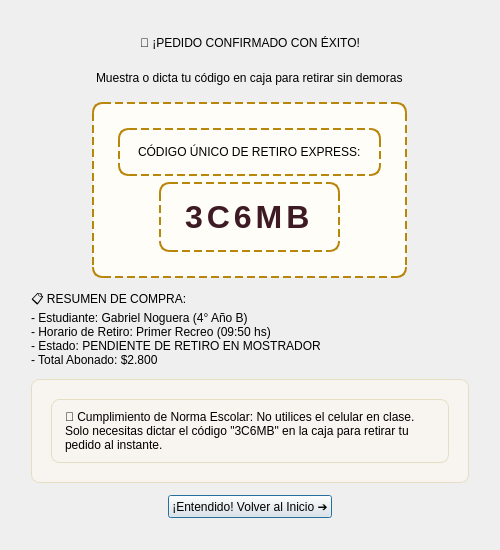
Above: app/comprobantedialog.ui from gabrielnogueramelendez-cpu/Qt-creator-Berea before the change. Below: the same form after it.
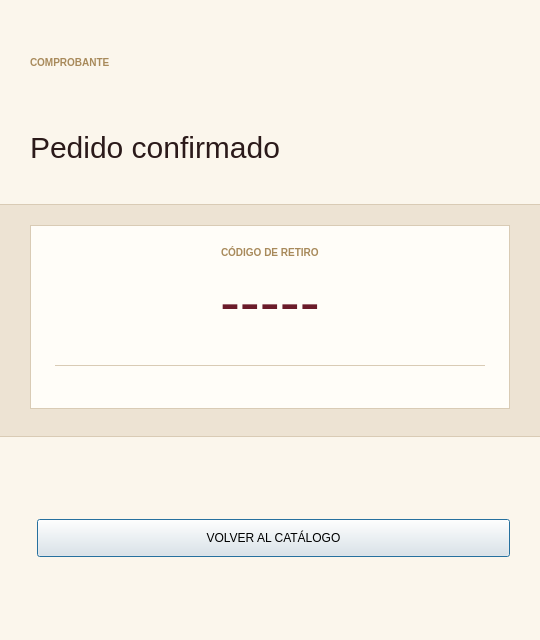
That is the form after the change.

The edit to the form file:
```diff
--- a/app/comprobantedialog.ui
+++ b/app/comprobantedialog.ui
@@ -2,114 +2,113 @@
 <ui version="4.0">
  <class>ComprobanteDialog</class>
  <widget class="QDialog" name="ComprobanteDialog">
-  <property name="geometry">
-   <rect>
-    <x>0</x>
-    <y>0</y>
-    <width>500</width>
-    <height>550</height>
-   </rect>
-  </property>
-  <property name="windowTitle">
-   <string>Comprobante de Pedido - El Buffet de Alejandro</string>
-  </property>
-  <layout class="QVBoxLayout" name="verticalLayout">
+  <property name="geometry"><rect><x>0</x><y>0</y><width>540</width><height>640</height></rect></property>
+  <property name="windowTitle"><string>Comprobante - El Buffet de Alejandro</string></property>
+  <layout class="QVBoxLayout" name="layoutComprobante">
+   <property name="spacing"><number>0</number></property>
+   <property name="leftMargin"><number>0</number></property>
+   <property name="topMargin"><number>0</number></property>
+   <property name="rightMargin"><number>0</number></property>
+   <property name="bottomMargin"><number>0</number></property>
    <item>
-    <widget class="QFrame" name="cardReceipt">
-     <layout class="QVBoxLayout" name="layoutReceipt">
-      <property name="spacing">
-       <number>12</number>
-      </property>
-      <property name="leftMargin">
-       <number>20</number>
-      </property>
-      <property name="topMargin">
-       <number>20</number>
-      </property>
-      <property name="rightMargin">
-       <number>20</number>
-      </property>
-      <property name="bottomMargin">
-       <number>20</number>
-      </property>
-      <item alignment="Qt::AlignCenter">
-       <widget class="QLabel" name="lblLogoTitle">
-        <property name="text">
-         <string>🎉 ¡PEDIDO CONFIRMADO CON ÉXITO!</string>
-        </property>
+    <widget class="QFrame" name="headerFrame">
+     <property name="styleSheet"><string>#headerFrame { background-color: #FBF6EC; border-bottom: 1px solid #D9CBB5; }</string></property>
+     <layout class="QVBoxLayout" name="layoutHeader">
+      <property name="spacing"><number>2</number></property>
+      <property name="leftMargin"><number>30</number></property>
+      <property name="topMargin"><number>20</number></property>
+      <property name="rightMargin"><number>30</number></property>
+      <property name="bottomMargin"><number>16</number></property>
+      <item>
+       <widget class="QLabel" name="lblEtiqueta">
+        <property name="text"><string>COMPROBANTE</string></property>
+        <property name="styleSheet"><string>font-size: 10px; font-weight: bold; color: #A88A5B;</string></property>
        </widget>
       </item>
-      <item alignment="Qt::AlignCenter">
-       <widget class="QLabel" name="lblSubtitle">
-        <property name="text">
-         <string>Muestra o dicta tu código en caja para retirar sin demoras</string>
-        </property>
+      <item>
+       <widget class="QLabel" name="lblTitulo">
+        <property name="text"><string>Pedido confirmado</string></property>
+        <property name="styleSheet"><string>font-family: 'Sitka Banner', 'Palatino Linotype', Georgia; font-size: 30px; color: #2B1A1A;</string></property>
        </widget>
       </item>
-      <item alignment="Qt::AlignCenter">
-       <widget class="QFrame" name="frameCode">
-        <property name="styleSheet">
-         <string>border: 2px dashed #B8860B; background-color: #FFFDF7; border-radius: 10px; padding: 15px;</string>
-        </property>
-        <layout class="QVBoxLayout" name="layoutCode">
-         <item alignment="Qt::AlignCenter">
-          <widget class="QLabel" name="lblCodeLabel">
-           <property name="text">
-            <string>CÓDIGO ÚNICO DE RETIRO EXPRESS:</string>
-           </property>
+     </layout>
+    </widget>
+   </item>
+   <item>
+    <widget class="QFrame" name="bodyFrame">
+     <property name="styleSheet"><string>#bodyFrame { background-color: #EDE3D3; }</string></property>
+     <layout class="QVBoxLayout" name="layoutBody">
+      <property name="leftMargin"><number>30</number></property>
+      <property name="topMargin"><number>20</number></property>
+      <property name="rightMargin"><number>30</number></property>
+      <property name="bottomMargin"><number>20</number></property>
+      <item>
+       <widget class="QFrame" name="cardTicket">
+        <property name="styleSheet"><string>#cardTicket { background-color: #FFFDF8; border: 1px solid #D9CBB5; }</string></property>
+        <layout class="QVBoxLayout" name="layoutTicket">
+         <property name="spacing"><number>8</number></property>
+         <property name="leftMargin"><number>24</number></property>
+         <property name="topMargin"><number>20</number></property>
+         <property name="rightMargin"><number>24</number></property>
+         <property name="bottomMargin"><number>20</number></property>
+         <item alignment="Qt::AlignHCenter">
+          <widget class="QLabel" name="lblCodigoTitulo">
+           <property name="text"><string>CÓDIGO DE RETIRO</string></property>
+           <property name="styleSheet"><string>font-size: 10px; font-weight: bold; color: #A88A5B;</string></property>
           </widget>
          </item>
-         <item alignment="Qt::AlignCenter">
+         <item alignment="Qt::AlignHCenter">
           <widget class="QLabel" name="lblCode">
-           <property name="text">
-            <string>3C6MB</string>
-           </property>
-           <property name="styleSheet">
-            <string>font-size: 32px; font-weight: bold; color: #3D1A24; letter-spacing: 4px;</string>
-           </property>
+           <property name="text"><string>-----</string></property>
+           <property name="styleSheet"><string>font-family: 'Sitka Banner', 'Palatino Linotype', Georgia; font-size: 60px; color: #6B1B2A;</string></property>
           </widget>
          </item>
-        </layout>
-       </widget>
-      </item>
-      <item>
-       <widget class="QLabel" name="lblDetails">
-        <property name="text">
-         <string>📋 RESUMEN DE COMPRA:
-- Estudiante: Gabriel Noguera (4° Año B)
-- Horario de Retiro: Primer Recreo (09:50 hs)
-- Estado: PENDIENTE DE RETIRO EN MOSTRADOR
-- Total Abonado: $2.800</string>
-        </property>
-        <property name="wordWrap">
-         <bool>true</bool>
-        </property>
-       </widget>
-      </item>
-      <item>
-       <widget class="QFrame" name="frameNotice">
-        <property name="styleSheet">
-         <string>background-color: #F8F4EF; border: 1px solid #E6DEC3; border-radius: 8px; padding: 10px;</string>
-        </property>
-        <layout class="QVBoxLayout" name="layoutNotice">
          <item>
           <widget class="QLabel" name="lblRuleNotice">
-           <property name="text">
-            <string>📱 Cumplimiento de Norma Escolar: No utilices el celular en clase. Solo necesitas dictar el código "3C6MB" en la caja para retirar tu pedido al instante.</string>
-           </property>
-           <property name="wordWrap">
-            <bool>true</bool>
-           </property>
+           <property name="text"><string/></property>
+           <property name="alignment"><set>Qt::AlignCenter</set></property>
+           <property name="styleSheet"><string>font-size: 12px; color: #7A6A60;</string></property>
+           <property name="wordWrap"><bool>true</bool></property>
+          </widget>
+         </item>
+         <item>
+          <widget class="QFrame" name="lineaTicket">
+           <property name="minimumSize"><size><width>0</width><height>1</height></size></property>
+           <property name="maximumSize"><size><width>16777215</width><height>1</height></size></property>
+           <property name="styleSheet"><string>background-color: #D9CBB5;</string></property>
+          </widget>
+         </item>
+         <item>
+          <widget class="QLabel" name="lblDetails">
+           <property name="text"><string/></property>
+           <property name="styleSheet"><string>font-size: 12px; color: #2B1A1A;</string></property>
+           <property name="wordWrap"><bool>true</bool></property>
           </widget>
          </item>
         </layout>
        </widget>
       </item>
-      <item alignment="Qt::AlignCenter">
+      <item>
+       <spacer name="espacioBody"><property name="orientation"><enum>Qt::Vertical</enum></property></spacer>
+      </item>
+     </layout>
+    </widget>
+   </item>
+   <item>
+    <widget class="QFrame" name="footerFrame">
+     <property name="styleSheet"><string>#footerFrame { background-color: #FBF6EC; border-top: 1px solid #D9CBB5; }</string></property>
+     <layout class="QHBoxLayout" name="layoutFooter">
+      <property name="leftMargin"><number>30</number></property>
+      <property name="topMargin"><number>14</number></property>
+      <property name="rightMargin"><number>30</number></property>
+      <property name="bottomMargin"><number>14</number></property>
+      <item>
+       <spacer name="espacioFooter"><property name="orientation"><enum>Qt::Horizontal</enum></property></spacer>
+      </item>
+      <item>
        <widget class="QPushButton" name="btnClose">
-        <property name="text">
-         <string>¡Entendido! Volver al Inicio ➔</string>
-        </property>
+        <property name="minimumSize"><size><width>0</width><height>38</height></size></property>
+        <property name="text"><string>VOLVER AL CATÁLOGO</string></property>
        </widget>
       </item>
      </layout>
```
